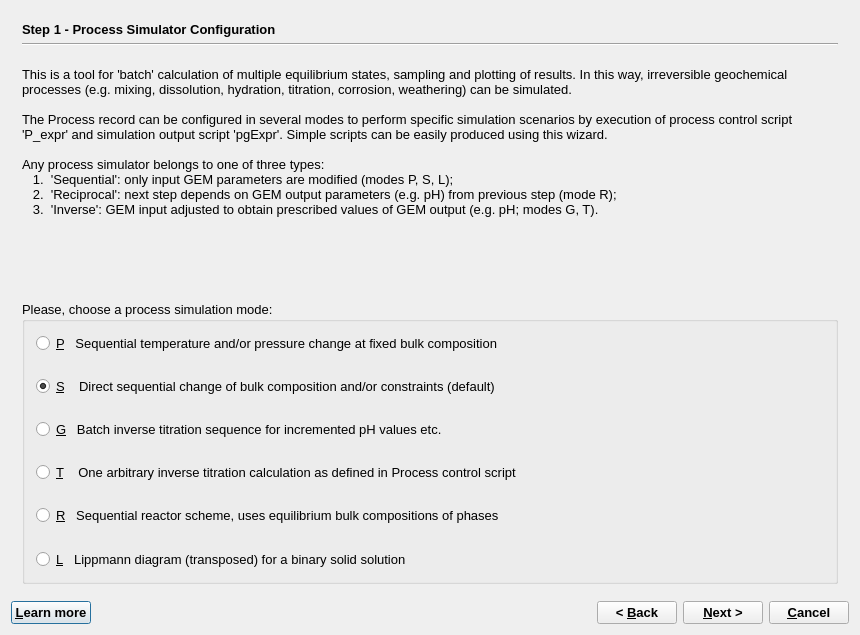
gemshub/GEMSGUI, file GUI/Dialogs4/ProcessWizard4.ui: the form before one commit.
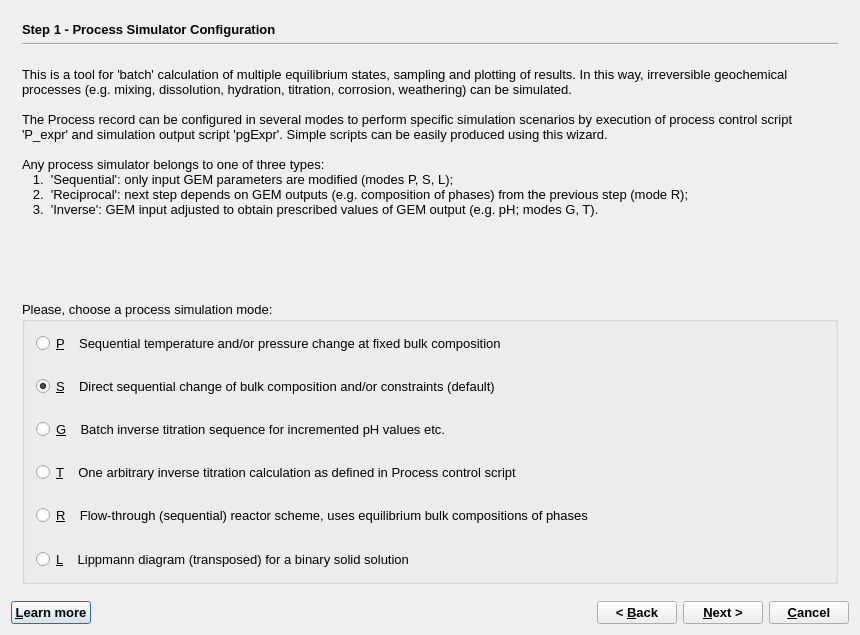
The form after the commit. The open tabs and pages were chosen to show the change.

Commit message: Interim commit of changes to help pages, wizard and code of GEM2MT

The edit to the form file:
```diff
--- a/GUI/Dialogs4/ProcessWizard4.ui
+++ b/GUI/Dialogs4/ProcessWizard4.ui
@@ -98,7 +98,7 @@
 
 Any process simulator belongs to one of three types: 
    1.  'Sequential': only input GEM parameters are modified (modes P, S, L); 
-   2.  'Reciprocal': next step depends on GEM output parameters (e.g. pH) from previous step (mode R); 
+   2.  'Reciprocal': next step depends on GEM outputs (e.g. composition of phases) from the previous step (mode R); 
    3.  'Inverse': GEM input adjusted to obtain prescribed values of GEM output (e.g. pH; modes G, T).
 </string>
          </property>
@@ -138,7 +138,7 @@
           <item>
            <widget class="QRadioButton" name="pselP">
             <property name="text">
-             <string>&amp;P   Sequential temperature and/or pressure change at fixed bulk composition</string>
+             <string>&amp;P    Sequential temperature and/or pressure change at fixed bulk composition</string>
             </property>
             <property name="shortcut">
              <string>Alt+P</string>
@@ -193,7 +193,7 @@
           <item>
            <widget class="QRadioButton" name="pselG">
             <property name="text">
-             <string>&amp;G   Batch inverse titration sequence for incremented pH values etc.</string>
+             <string>&amp;G    Batch inverse titration sequence for incremented pH values etc.</string>
             </property>
             <property name="shortcut">
              <string>Alt+G</string>
@@ -248,7 +248,7 @@
           <item>
            <widget class="QRadioButton" name="pselR">
             <property name="text">
-             <string>&amp;R   Sequential reactor scheme, uses equilibrium bulk compositions of phases</string>
+             <string>&amp;R    Flow-through (sequential) reactor scheme, uses equilibrium bulk compositions of phases</string>
             </property>
             <property name="shortcut">
              <string>Alt+R</string>
@@ -274,7 +274,7 @@
           <item>
            <widget class="QRadioButton" name="pselL">
             <property name="text">
-             <string>&amp;L   Lippmann diagram (transposed) for a binary solid solution</string>
+             <string>&amp;L    Lippmann diagram (transposed) for a binary solid solution</string>
             </property>
             <property name="shortcut">
              <string>Alt+P</string>
```
Left out of the diff: 4 changed lines with no effect on the pictures. The commit also changes 16 other files.
